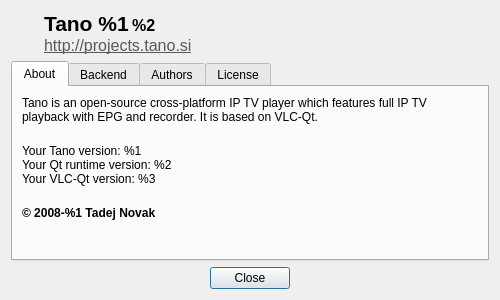
Old version of the form src/widgets/dialogs/AboutDialog.ui in the repository ntadej/tano.
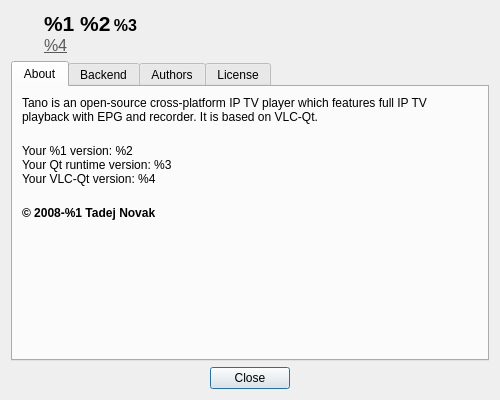
New version of the form. Icons and pictures are not drawn. Custom widgets are drawn as their Qt base class.

What changed in the file:
```diff
--- a/src/widgets/dialogs/AboutDialog.ui
+++ b/src/widgets/dialogs/AboutDialog.ui
@@ -7,13 +7,13 @@
     <x>0</x>
     <y>0</y>
     <width>500</width>
-    <height>300</height>
+    <height>400</height>
    </rect>
   </property>
   <property name="minimumSize">
    <size>
     <width>500</width>
-    <height>300</height>
+    <height>400</height>
    </size>
   </property>
   <property name="maximumSize">
@@ -46,8 +46,8 @@
 &lt;html&gt;&lt;head&gt;&lt;meta name=&quot;qrichtext&quot; content=&quot;1&quot; /&gt;&lt;style type=&quot;text/css&quot;&gt;
 p, li { white-space: pre-wrap; }
 &lt;/style&gt;&lt;/head&gt;&lt;body style=&quot; font-family:'Ubuntu'; font-size:9pt; font-weight:400; font-style:normal;&quot;&gt;
-&lt;p style=&quot; margin-top:0px; margin-bottom:0px; margin-left:0px; margin-right:0px; -qt-block-indent:0; text-indent:0px;&quot;&gt;&lt;span style=&quot; font-size:16pt; font-weight:600;&quot;&gt;Tano %1&lt;/span&gt; &lt;span style=&quot; font-size:12pt; font-weight:600;&quot;&gt;%2&lt;/span&gt;&lt;/p&gt;
-&lt;p style=&quot; margin-top:0px; margin-bottom:0px; margin-left:0px; margin-right:0px; -qt-block-indent:0; text-indent:0px;&quot;&gt;&lt;a href=&quot;http://projects.tano.si&quot;&gt;&lt;span style=&quot; font-size:12pt; text-decoration: underline; color:#585858;&quot;&gt;http://projects.tano.si&lt;/span&gt;&lt;/a&gt;&lt;/p&gt;&lt;/body&gt;&lt;/html&gt;</string>
+&lt;p style=&quot; margin-top:0px; margin-bottom:0px; margin-left:0px; margin-right:0px; -qt-block-indent:0; text-indent:0px;&quot;&gt;&lt;span style=&quot; font-size:16pt; font-weight:600;&quot;&gt;%1 %2&lt;/span&gt; &lt;span style=&quot; font-size:12pt; font-weight:600;&quot;&gt;%3&lt;/span&gt;&lt;/p&gt;
+&lt;p style=&quot; margin-top:0px; margin-bottom:0px; margin-left:0px; margin-right:0px; -qt-block-indent:0; text-indent:0px;&quot;&gt;&lt;a href=&quot;%4&quot;&gt;&lt;span style=&quot; font-size:12pt; text-decoration: underline; color:#585858;&quot;&gt;%4&lt;/span&gt;&lt;/a&gt;&lt;/p&gt;&lt;/body&gt;&lt;/html&gt;</string>
      </property>
      <property name="indent">
       <number>20</number>
@@ -81,9 +81,9 @@
        <item>
         <widget class="QLabel" name="labelBuild">
          <property name="text">
-          <string>Your Tano version: %1
-Your Qt runtime version: %2
-Your VLC-Qt version: %3
+          <string>Your %1 version: %2
+Your Qt runtime version: %3
+Your VLC-Qt version: %4
 </string>
          </property>
          <property name="wordWrap">
```
Left out of the diff: 8 changed lines with no effect on the pictures.
